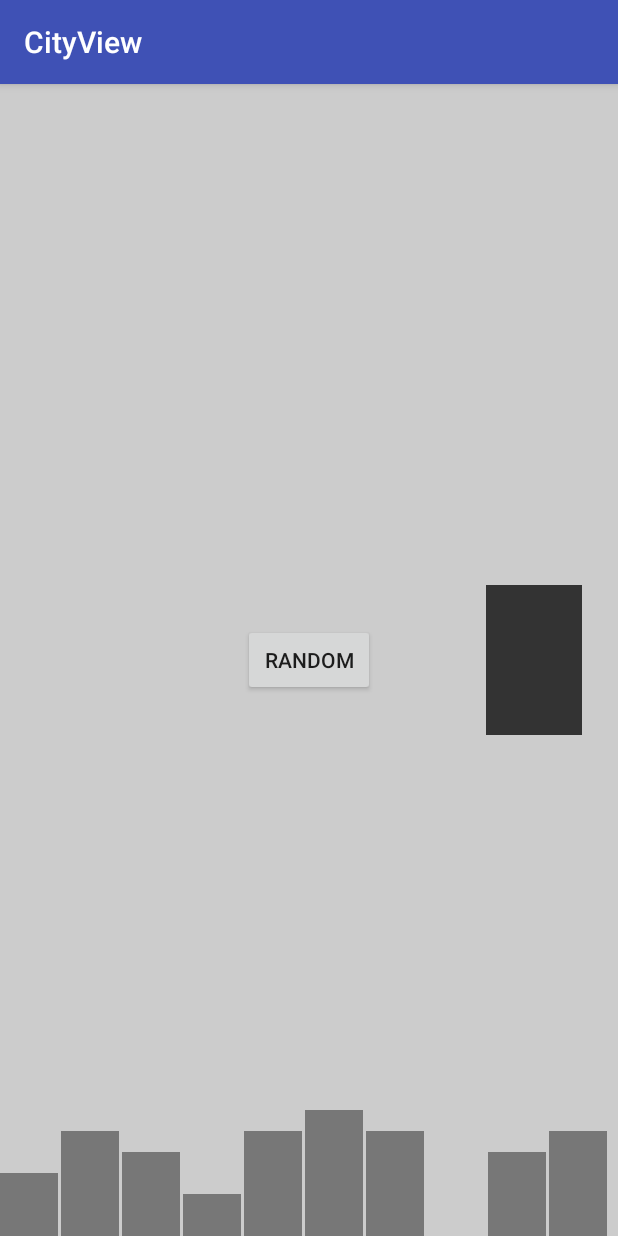
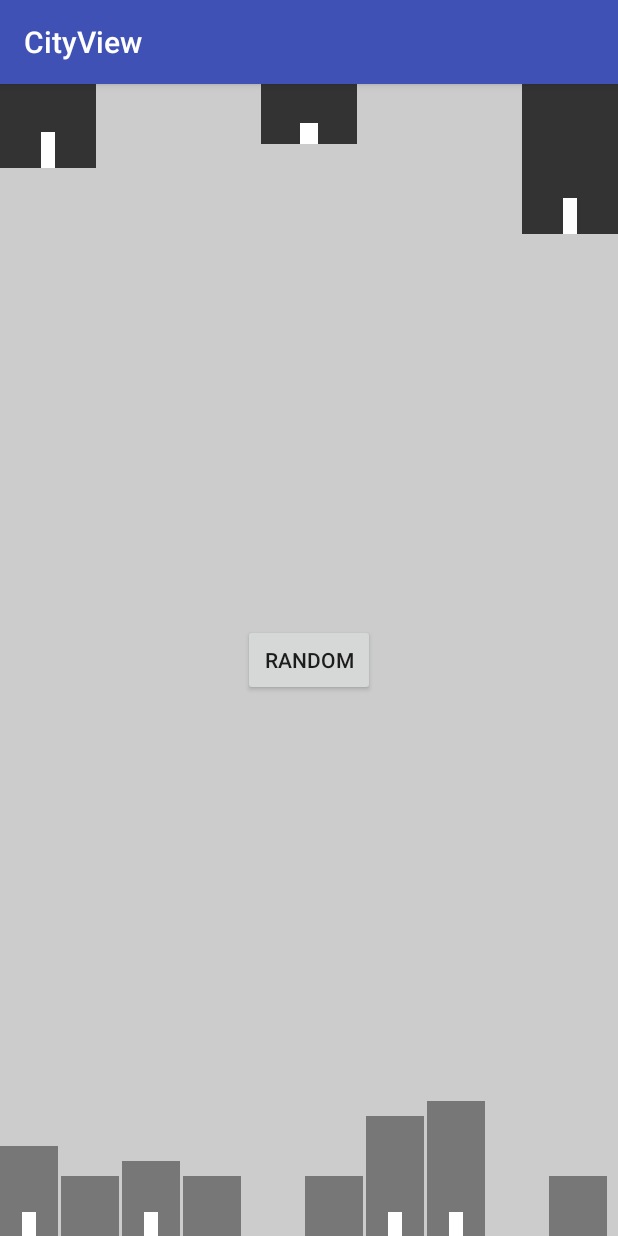
Before and after one commit to alorma/CityView, an Android app: the screen it shows after launch (MainActivity), on a phone screen of 412 x 824 dp. Run offline under Robolectric (Android 15) with nearby library versions, the phone set to English and light mode, and no system bars.

Commit message:
Add doors

```diff
--- a/library/src/main/java/com/alorma/cityview/BuildingView.java
+++ b/library/src/main/java/com/alorma/cityview/BuildingView.java
@@ -16,9 +16,17 @@ public class BuildingView extends View {
 
   private Rect rect;
   private Paint paint;
+
+  private Rect doorRect;
+  private Paint doorPaint;
+
   private int windowSize;
+
+  private int doorHeight;
+  private int doorWidth;
+
   private boolean allowWindows;
-  private int buildWindowsBottomPadding;
+  private boolean allowDoor;
 
   public BuildingView(Context context) {
     super(context);
@@ -49,22 +57,43 @@ public class BuildingView extends View {
     rect = new Rect();
     paint = new Paint();
 
+    doorRect = new Rect();
+    doorPaint = new Paint();
+    doorPaint.setColor(Color.WHITE);
+
     int buildingsColor = Color.BLUE;
     if (attrs != null) {
       boolean containsBuildColor = containsBuildColor(attrs);
 
       if (containsBuildColor) {
-        buildingsColor = loadAttribute(context, attrs, defStyleAttr, buildingsColor, R.styleable.BuildingView, defStyleRes,
+        buildingsColor = loadColorAttribute(context, attrs, defStyleAttr, buildingsColor, R.styleable.BuildingView, defStyleRes,
             R.styleable.BuildingView_building_color);
       } else {
-        buildingsColor = loadAttribute(context, attrs, defStyleAttr, buildingsColor, R.styleable.CityView, R.style.CityViewTheme,
+        buildingsColor = loadColorAttribute(context, attrs, defStyleAttr, buildingsColor, R.styleable.CityView, R.style.CityViewTheme,
             R.styleable.CityView_buildings_color);
       }
     }
+    paint.setColor(buildingsColor);
 
-    paint.setColor(buildingsColor);
-    buildWindowsBottomPadding = getResources().getDimensionPixelOffset(R.dimen.build_windows_padding);
-    windowSize = getResources().getDimensionPixelOffset(R.dimen.build_windows_size);
+    loadDimensions(context, attrs, defStyleAttr, defStyleRes);
+  }
+
+  private void loadDimensions(Context context, AttributeSet attrs, int defStyleAttr, int defStyleRes) {
+    int windowSizeDefault = getResources().getDimensionPixelOffset(R.dimen.build_windows_size);
+    windowSize = loadDimensionAttribute(context, attrs, defStyleAttr, windowSizeDefault, R.styleable.BuildingView, defStyleRes,
+        R.styleable.BuildingView_building_window_size);
+
+    loadDoorDimensions(context, attrs, defStyleAttr, defStyleRes);
+  }
+
+  private void loadDoorDimensions(Context context, AttributeSet attrs, int defStyleAttr, int defStyleRes) {
+    int doorHeightDefault = getResources().getDimensionPixelOffset(R.dimen.build_door_height);
+    doorHeight = loadDimensionAttribute(context, attrs, defStyleAttr, doorHeightDefault, R.styleable.BuildingView, defStyleRes,
+        R.styleable.BuildingView_building_door_height);
+
+    int doorWidthDefault = getResources().getDimensionPixelOffset(R.dimen.build_door_width);
+    doorWidth = loadDimensionAttribute(context, attrs, defStyleAttr, doorWidthDefault, R.styleable.BuildingView, defStyleRes,
+        R.styleable.BuildingView_building_door_width);
   }
 
   private boolean containsBuildColor(AttributeSet attrs) {
@@ -78,16 +107,26 @@ public class BuildingView extends View {
     return containsBuildColor;
   }
 
-  private int loadAttribute(Context context, AttributeSet set, int defStyleAttr,
-      int buildingsColor, int[] attrs, int defStyleRes,
+  private int loadDimensionAttribute(Context context, AttributeSet set, int defStyleAttr, int defaultValue, int[] attrs, int defStyleRes,
       int attr) {
     TypedArray ta = context.obtainStyledAttributes(set, attrs, defStyleAttr, defStyleRes);
     try {
-      buildingsColor = ta.getColor(attr, buildingsColor);
+      defaultValue = ta.getDimensionPixelOffset(attr, defaultValue);
     } finally {
       ta.recycle();
     }
-    return buildingsColor;
+    return defaultValue;
+  }
+
+  private int loadColorAttribute(Context context, AttributeSet set, int defStyleAttr, int defaultValue, int[] attrs, int defStyleRes,
+      int attr) {
+    TypedArray ta = context.obtainStyledAttributes(set, attrs, defStyleAttr, defStyleRes);
+    try {
+      defaultValue = ta.getColor(attr, defaultValue);
+    } finally {
+      ta.recycle();
+    }
+    return defaultValue;
   }
 
   @Override
@@ -95,18 +134,57 @@ public class BuildingView extends View {
     super.onDraw(canvas);
     canvas.getClipBounds(rect);
 
+    drawBuild(canvas);
+    if (allowDoor) {
+      drawDoor(canvas);
+    }
+  }
+
+  private void drawBuild(Canvas canvas) {
     canvas.drawRect(rect, paint);
+  }
+
+  private void drawDoor(Canvas canvas) {
+    canvas.drawRect(doorRect, doorPaint);
   }
 
   @Override
   protected void onSizeChanged(int w, int h, int oldw, int oldh) {
     super.onSizeChanged(w, h, oldw, oldh);
-
-    allowWindows = (h > (windowSize * 3) + buildWindowsBottomPadding) && w > (windowSize * 2);
   }
 
   @Override
   protected void onLayout(boolean changed, int left, int top, int right, int bottom) {
     super.onLayout(changed, left, top, right, bottom);
+
+    int height = getMeasuredHeight();
+    int width = getMeasuredWidth();
+
+    if (doorHeight == 0 && windowSize == 0) {
+      allowDoor = false;
+      allowWindows = false;
+    }
+
+    if (height > doorHeight + windowSize) {
+      allowDoor = true;
+      if (height > doorHeight + (windowSize * 3)) {
+        allowWindows = true;
+      }
+    } else {
+      allowDoor = false;
+      allowWindows = false;
+    }
+
+    allowDoor = allowWindows && width > (doorWidth * 3);
+
+    if (changed && allowDoor) {
+      int doorTop = getMeasuredHeight() - doorHeight;
+      int doorHalf = doorWidth / 2;
+      int middle = (width) / 2;
+      doorRect.left = middle - doorHalf;
+      doorRect.top = doorTop;
+      doorRect.right = middle + doorHalf;
+      doorRect.bottom = bottom;
+    }
   }
 }
--- a/library/src/main/res/values/attrs.xml
+++ b/library/src/main/res/values/attrs.xml
@@ -8,5 +8,8 @@
   </declare-styleable>
   <declare-styleable name="BuildingView">
     <attr name="building_color" format="color"/>
+    <attr name="building_window_size" format="dimension"/>
+    <attr name="building_door_height" format="dimension"/>
+    <attr name="building_door_width" format="dimension"/>
   </declare-styleable>
 </resources>
--- a/library/src/main/res/values/dimens.xml
+++ b/library/src/main/res/values/dimens.xml
@@ -1,6 +1,7 @@
 <?xml version="1.0" encoding="utf-8"?>
 <resources>
   <dimen name="build_padding">8dp</dimen>
-  <dimen name="build_windows_padding">24dp</dimen>
   <dimen name="build_windows_size">8dp</dimen>
+  <dimen name="build_door_height">16dp</dimen>
+  <dimen name="build_door_width">10dp</dimen>
 </resources>
--- a/sample/src/main/res/layout/activity_main.xml
+++ b/sample/src/main/res/layout/activity_main.xml
@@ -16,14 +16,6 @@
   android:layout_gravity="center"
   />
 
-  <com.alorma.cityview.BuildingView
-      android:layout_width="64dp"
-      android:layout_height="100dp"
-      android:layout_gravity="center|right"
-      android:layout_marginRight="24dp"
-      app:building_color="#333333"
-      />
-
   <com.alorma.cityview.CityView
       android:layout_width="match_parent"
       android:id="@+id/cityView"
@@ -32,7 +24,35 @@
       app:buildings_color="#777777"
       app:buildings_padding="2dp"
       app:buildings_number="10"
-      app:buildings_height_parts="7"
+      app:buildings_height_parts="10"
+      />
+
+  <com.alorma.cityview.BuildingView
+      android:layout_width="64dp"
+      android:layout_height="100dp"
+      android:layout_gravity="top|right"
+      app:building_window_size="6dp"
+      app:building_door_height="24dp"
+      app:building_color="#333333"
+      />
+
+  <com.alorma.cityview.BuildingView
+      android:layout_width="64dp"
+      android:layout_height="40dp"
+      android:layout_gravity="top|center_horizontal"
+      app:building_window_size="8dp"
+      app:building_door_height="14dp"
+      app:building_door_width="12dp"
+      app:building_color="#333333"
+      />
+
+  <com.alorma.cityview.BuildingView
+      android:layout_width="64dp"
+      android:layout_height="56dp"
+      android:layout_gravity="top|left"
+      app:building_window_size="6dp"
+      app:building_door_height="24dp"
+      app:building_color="#333333"
       />
 
 </FrameLayout>
```
Lines whose indentation alone changed are shown as unchanged.
